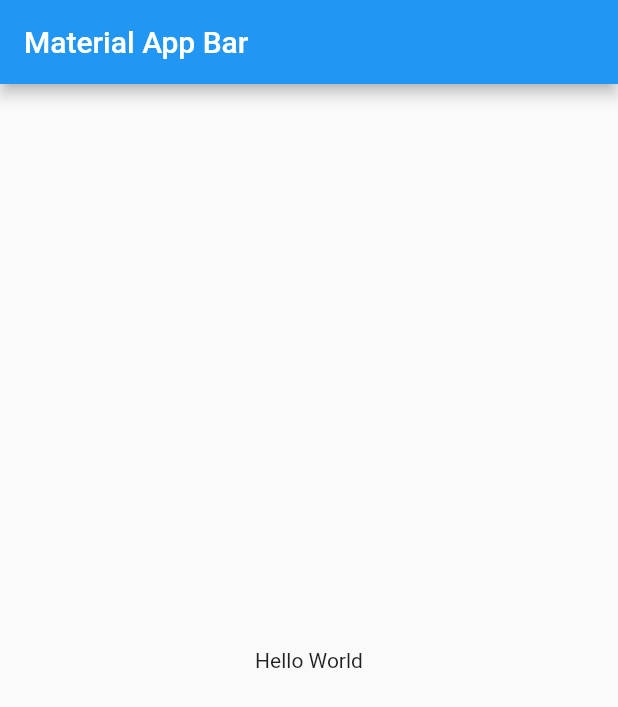
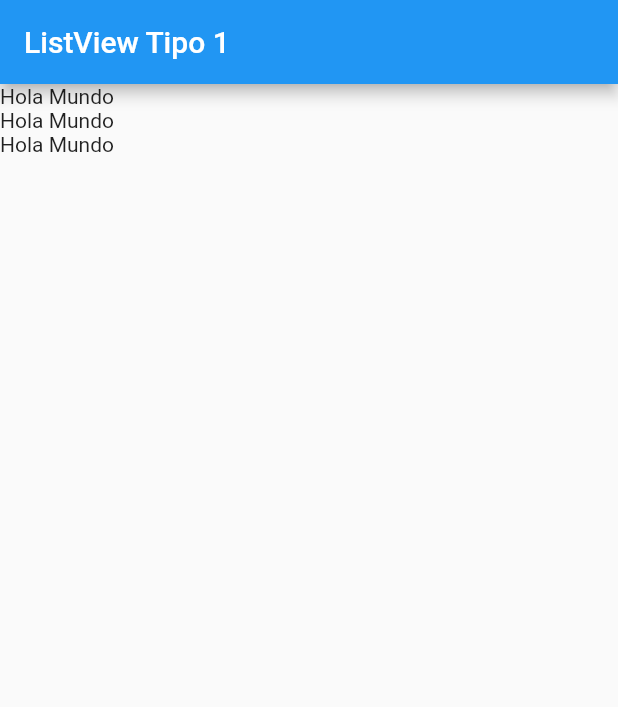
Before and after one commit to thevoidloop/flutterComponents, a Flutter app: the screen it shows after launch, on a phone screen of 412 x 824 dp. Shown: the top 707 px of the screen. Run offline on Flutter 3.47's test engine with Material 2 defaults, Android fonts, the phone set to English and light mode, and no system bars.

Commit message:
Creacion de pantalla ListView

```diff
--- a/lib/main.dart
+++ b/lib/main.dart
@@ -1,4 +1,6 @@
 import 'package:flutter/material.dart';
+
+import 'package:fluttercomponents/screens/listview1_screen.dart';
 
 void main() => runApp(const MyApp());
 
@@ -7,17 +9,9 @@ class MyApp extends StatelessWidget {
 
   @override
   Widget build(BuildContext context) {
-    return MaterialApp(
-      debugShowCheckedModeBanner: false,
-      title: 'Material App',
-      home: Scaffold(
-        appBar: AppBar(
-          title: const Text('Material App Bar'),
-        ),
-        body: const Center(
-          child: Text('Hello World'),
-        ),
-      ),
-    );
+    return const MaterialApp(
+        debugShowCheckedModeBanner: false,
+        title: 'Material App',
+        home: listview1Screen());
   }
 }
--- /dev/null
+++ b/lib/screens/listview1_screen.dart
@@ -0,0 +1,21 @@
+import 'package:flutter/material.dart';
+
+class listview1Screen extends StatelessWidget {
+  const listview1Screen({Key? key}) : super(key: key);
+
+  @override
+  Widget build(BuildContext context) {
+    return Scaffold(
+      appBar: AppBar(
+        title: const Text('ListView Tipo 1'),
+      ),
+      body: ListView(
+        children: const [
+          Text('Hola Mundo'),
+          Text('Hola Mundo'),
+          Text('Hola Mundo'),
+        ],
+      ),
+    );
+  }
+}
```
